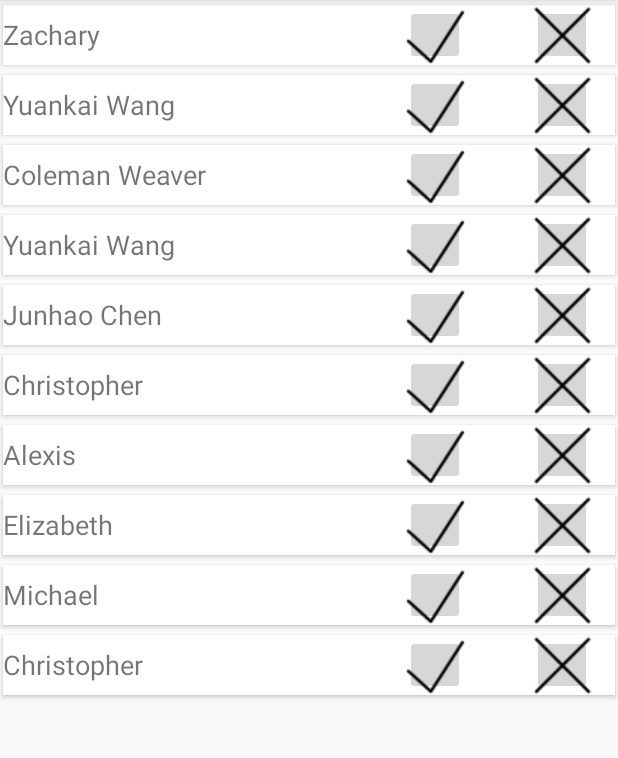
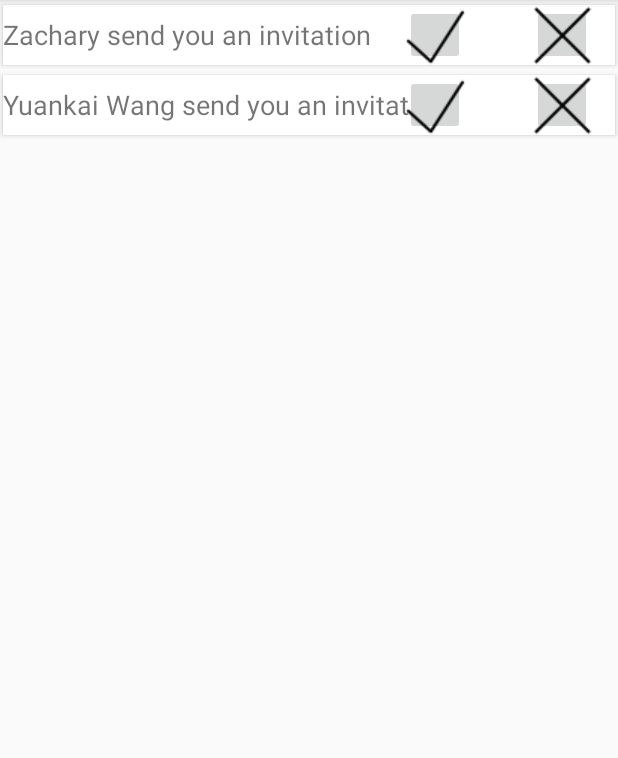
Before and after one commit to LlGOuDaN/WUT2EAT29, an Android app: the fragment InvitationFragment shown on its own in the app's theme, on a phone screen of 412 x 824 dp, the part 84-842 px from its top. Run offline under Robolectric (Android 15) with nearby library versions, the phone set to English and light mode, and no system bars.

Commit message:
modified the invitation fragment

```diff
--- a/Project/app/src/main/java/com/example/l8411/wut2eat29/Adapter/InvitationNameAdapter.java
+++ b/Project/app/src/main/java/com/example/l8411/wut2eat29/Adapter/InvitationNameAdapter.java
@@ -24,7 +24,7 @@ public class InvitationNameAdapter extends RecyclerView.Adapter<InvitationNameAd
     public InvitationNameAdapter(Context context, RecyclerView RV) {
         mRecyclerView = RV;
         mContext = context;
-        for (int i = 0; i < 10; i++) {
+        for (int i = 0; i < 2; i++) {
             mNames.add(getRandomName());
 
         }
@@ -56,7 +56,7 @@ public class InvitationNameAdapter extends RecyclerView.Adapter<InvitationNameAd
     @Override
     public void onBindViewHolder(InvitationNameAdapter.ViewHolder holder, int position) {
         String name = mNames.get(position);
-        holder.nameTextView.setText(name);
+        holder.nameTextView.setText(String.format("%s send you an invitation",name));
     }
 
 
```
